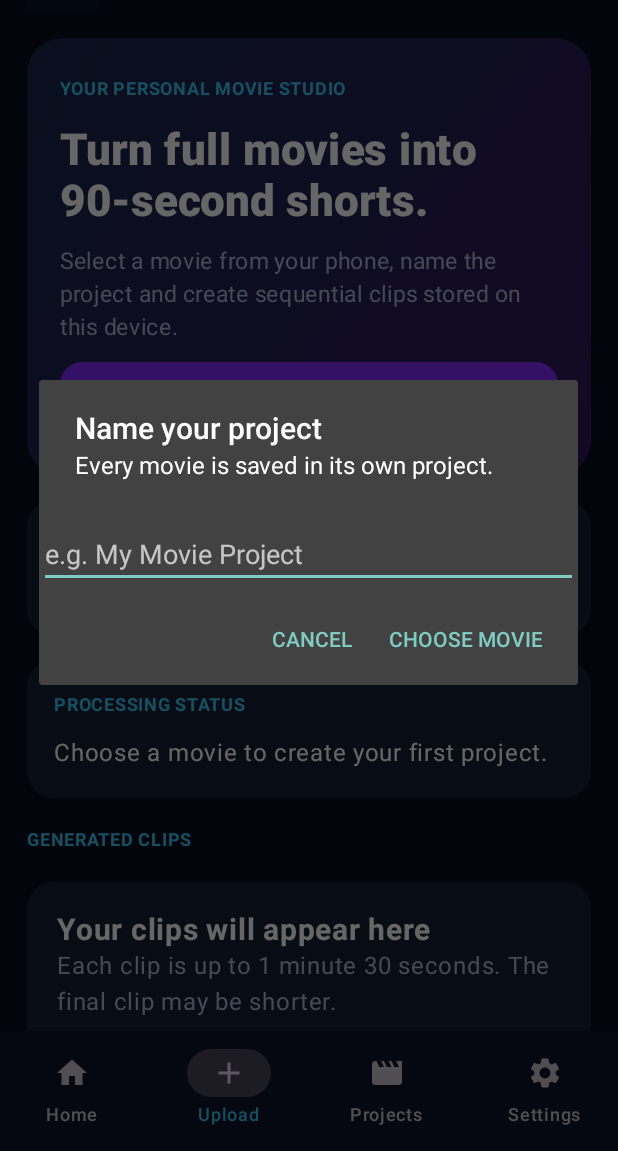
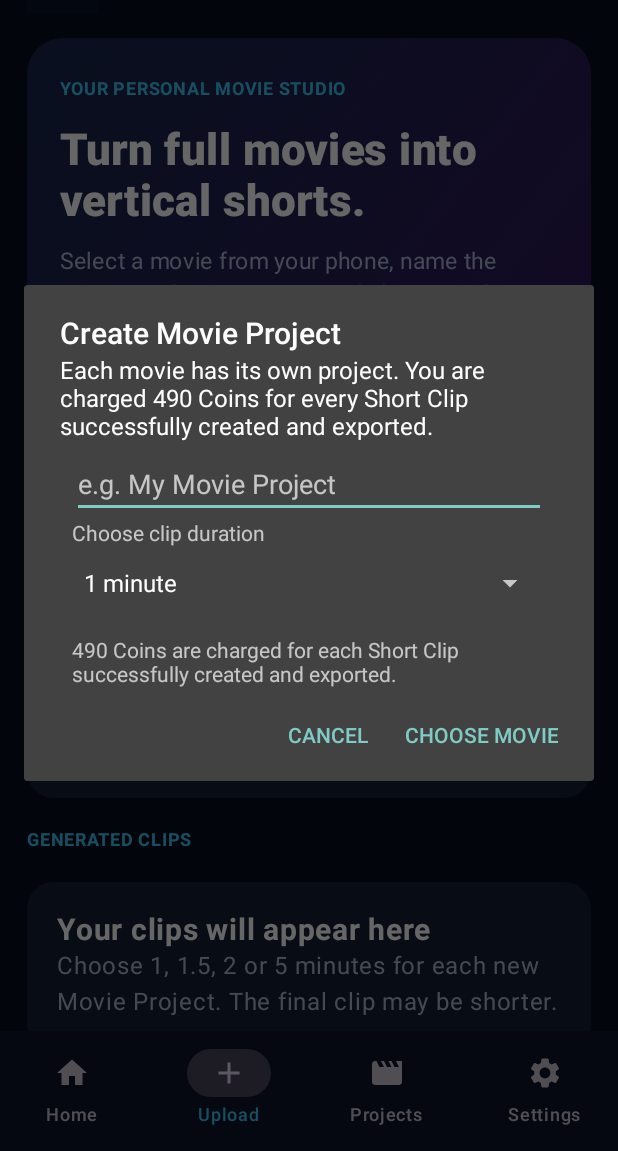
Before and after one commit to sanjeevmalhotra0211-crypto/MovieShortsPro, an Android app built with Jetpack Compose: the screen it shows after launch (MainActivity), item 2 of the bottom bar chosen, on a phone screen of 412 x 824 dp, the part 85-1236 px from its top. Run offline under Robolectric (Android 15) with nearby library versions, the phone set to English and light mode, and no system bars.

Commit message:
Integrate MovieShorts Pro Android app

```diff
--- a/app/src/main/java/com/movieshorts/pro/MainActivity.kt
+++ b/app/src/main/java/com/movieshorts/pro/MainActivity.kt
@@ -50,6 +50,7 @@ class MainActivity : ComponentActivity() {
     private var currentSource: Uri? = null
     private var currentDurationMs = 0L
     private var nextClipIndex = 0
+    private var selectedClipDurationSeconds = 90
     private var projectOutputDir: File? = null
     private var activeTransformer: Transformer? = null
     private val clips = mutableStateListOf<ClipRecord>()
@@ -96,10 +97,23 @@ class MainActivity : ComponentActivity() {
             hint = "e.g. My Movie Project"
             setSingleLine(true)
         }
+        val durations = arrayOf("1 minute", "1.5 minutes", "2 minutes", "5 minutes")
+        val seconds = intArrayOf(60, 90, 120, 300)
+        val durationPicker = android.widget.Spinner(this).apply {
+            adapter = android.widget.ArrayAdapter(this@MainActivity, android.R.layout.simple_spinner_dropdown_item, durations)
+        }
+        val content = android.widget.LinearLayout(this).apply {
+            orientation = android.widget.LinearLayout.VERTICAL
+            setPadding(48, 8, 48, 0)
+            addView(input)
+            addView(android.widget.TextView(this@MainActivity).apply { text = "Choose clip duration" })
+            addView(durationPicker)
+            addView(android.widget.TextView(this@MainActivity).apply { text = "490 Coins are charged for each Short Clip successfully created and exported."; setPadding(0,16,0,0) })
+        }
         android.app.AlertDialog.Builder(this)
-            .setTitle("Name your project")
-            .setMessage("Every movie is saved in its own project.")
-            .setView(input)
+            .setTitle("Create Movie Project")
+            .setMessage("Each movie has its own project. You are charged 490 Coins for every Short Clip successfully created and exported.")
+            .setView(content)
             .setNegativeButton("Cancel", null)
             .setPositiveButton("Choose movie") { _, _ ->
                 val name = input.text.toString().trim()
@@ -107,6 +121,7 @@ class MainActivity : ComponentActivity() {
                     status = "Please enter a project name."
                 } else {
                     pendingProjectName = name
+                    selectedClipDurationSeconds = seconds[durationPicker.selectedItemPosition]
                     moviePicker.launch(arrayOf("video/*"))
                 }
             }.show()
@@ -154,13 +169,13 @@ class MainActivity : ComponentActivity() {
     }
 
     private fun exportNextClip() {
-        val startMs = nextClipIndex * 90_000L
+        val startMs = nextClipIndex * selectedClipDurationSeconds * 1000L
         if (startMs >= currentDurationMs) {
             status = "Finished: ${clips.size} clips saved in Movies/MovieShortsPro."
             activeTransformer = null
             return
         }
-        val endMs = minOf(startMs + 90_000L, currentDurationMs)
+        val endMs = minOf(startMs + selectedClipDurationSeconds * 1000L, currentDurationMs)
         val out = File(projectOutputDir, "clip_${(nextClipIndex + 1).toString().padStart(4, '0')}.mp4")
         val source = currentSource ?: return
         val mediaItem = MediaItem.Builder()
@@ -262,7 +277,7 @@ fun MovieShortsApp(
                         verticalArrangement = Arrangement.spacedBy(12.dp)
                     ) {
                         Text("YOUR PERSONAL MOVIE STUDIO", color = Cyan, fontSize = 12.sp, fontWeight = FontWeight.Bold)
-                        Text("Turn full movies into\n90-second shorts.", color = Color.White, fontSize = 29.sp, lineHeight = 34.sp, fontWeight = FontWeight.ExtraBold)
+                        Text("Turn full movies into\nvertical shorts.", color = Color.White, fontSize = 29.sp, lineHeight = 34.sp, fontWeight = FontWeight.ExtraBold)
                         Text("Select a movie from your phone, name the project and create sequential clips stored on this device.", color = Muted, fontSize = 15.sp, lineHeight = 22.sp)
                         Button(onClick = onUpload, colors = ButtonDefaults.buttonColors(containerColor = Purple), modifier = Modifier.fillMaxWidth().height(54.dp), shape = RoundedCornerShape(15.dp)) {
                             Text("＋  Upload your movie", fontSize = 16.sp, fontWeight = FontWeight.Bold)
@@ -293,7 +308,7 @@ fun MovieShortsApp(
                     item {
                         Column(Modifier.fillMaxWidth().background(Panel, RoundedCornerShape(18.dp)).padding(20.dp)) {
                             Text("Your clips will appear here", color = Color.White, fontSize = 20.sp, fontWeight = FontWeight.Bold)
-                            Text("Each clip is up to 1 minute 30 seconds. The final clip may be shorter.", color = Muted)
+                            Text("Choose 1, 1.5, 2 or 5 minutes for each new Movie Project. The final clip may be shorter.", color = Muted)
                         }
                     }
                 } else {
```
Also changed, not shown: app/build.gradle.kts (+1 -16 lines), 1 other file.
